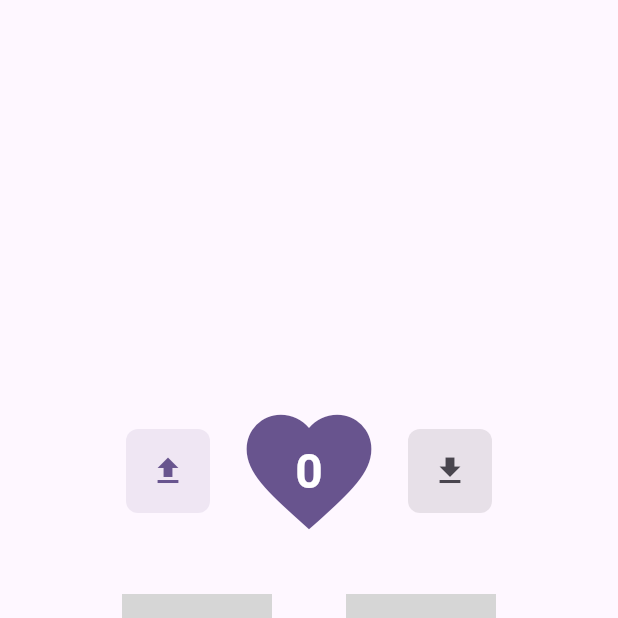
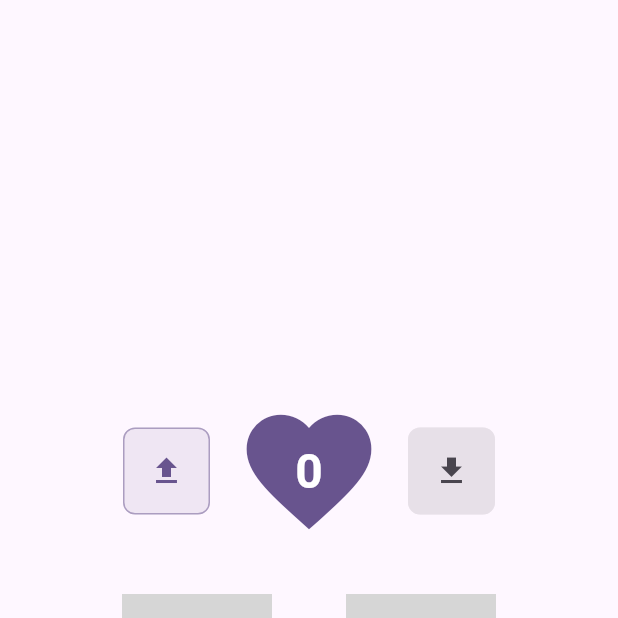
Before and after one commit to HaseebKahn365/beta_attemps, a Flutter app: the screen it shows after launch, on a phone screen of 412 x 824 dp, the top half of it. Run offline on Flutter 3.47's test engine with Material 3 defaults, Android fonts, the phone set to English and light mode, and no system bars; drawn by our look-alikes of flutter_animate; our stand-ins replace timelines_plus; network calls fail; grey boxes are pictures that could not be loaded.

Commit message:
borders added

```diff
--- a/lib/lives_part/lives_competition.dart
+++ b/lib/lives_part/lives_competition.dart
@@ -282,6 +282,7 @@ class _LivesCollectionScreenState extends State<LivesCollectionScreen> {
     return Container(
       padding: const EdgeInsets.all(16),
       decoration: BoxDecoration(
+        border: Border.all(color: isActive ? Theme.of(context).colorScheme.primary.withOpacity(0.5) : Theme.of(context).colorScheme.surfaceContainerHighest.withOpacity(0.5)),
         color: isActive ? Theme.of(context).colorScheme.primary.withOpacity(0.1) : Theme.of(context).colorScheme.surfaceContainerHighest,
         borderRadius: BorderRadius.circular(8),
       ),
```
